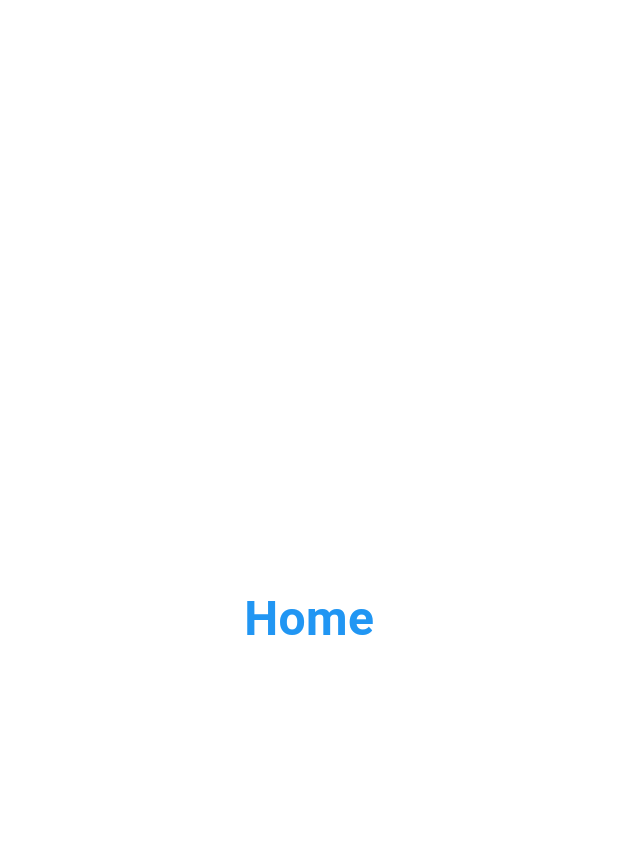
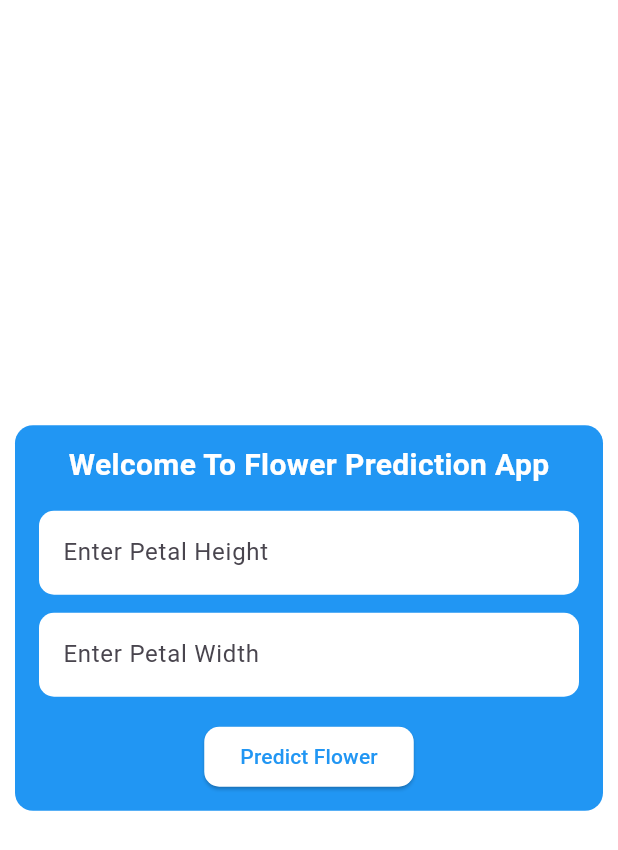
Before and after one commit to lightenexnv/AnimationAPIs, a Flutter app: the HomePage screen opened directly, on a phone screen of 412 x 824 dp. Shown: the top 850 px of the screen. Run offline on Flutter 3.47's test engine with Material 3 defaults, Android fonts, the phone set to English and light mode, and no system bars.

Commit message:
FormField for petal height and width is created in Home Page

```diff
--- a/lib/HomePage.dart
+++ b/lib/HomePage.dart
@@ -1,7 +1,15 @@
 import 'package:flutter/material.dart';
 
-class HomePage extends StatelessWidget {
+class HomePage extends StatefulWidget {
   const HomePage({super.key});
+
+  @override
+  State<HomePage> createState() => _HomePageState();
+}
+
+class _HomePageState extends State<HomePage> {
+  late TextEditingController floHeightController = TextEditingController();
+  late TextEditingController floWidthController = TextEditingController();
 
   @override
   Widget build(BuildContext context) {
@@ -12,12 +20,76 @@ class HomePage extends StatelessWidget {
           color: Colors.white,
           child: SafeArea(
             child: Center(
-              child: Text(
-                "Home",
-                style: TextStyle(
-                  color: Colors.blue,
-                  fontSize: 32,
-                  fontWeight: FontWeight.bold,
+              child: Padding(
+                padding: const EdgeInsets.all(10.0),
+                child: Container(
+                  padding: const EdgeInsets.symmetric(
+                    horizontal: 16,
+                    vertical: 12,
+                  ),
+                  decoration: BoxDecoration(
+                    color: Colors.blue,
+                    borderRadius: BorderRadius.circular(12),
+                  ),
+                  child: Column(
+                    mainAxisSize: MainAxisSize.min,
+                    children: [
+                      Text(
+                        "Welcome To Flower Prediction App",
+                        style: TextStyle(
+                          color: Colors.white,
+                          fontSize: 20,
+                          fontWeight: FontWeight.bold,
+                        ),
+                      ),
+                      const SizedBox(height: 16),
+
+                      TextFormField(
+                        controller: floHeightController,
+                        keyboardType: TextInputType.number,
+                        decoration: InputDecoration(
+                          hintText: "Enter Petal Height",
+                          filled: true,
+                          fillColor: Colors.white,
+                          border: OutlineInputBorder(
+                            borderRadius: BorderRadius.circular(10),
+                            borderSide: BorderSide.none,
+                          ),
+                        ),
+                      ),
+
+                      const SizedBox(height: 12),
+
+                      TextFormField(
+                        controller: floWidthController,
+                        keyboardType: TextInputType.number,
+                        decoration: InputDecoration(
+                          hintText: "Enter Petal Width",
+                          filled: true,
+                          fillColor: Colors.white,
+                          border: OutlineInputBorder(
+                            borderRadius: BorderRadius.circular(10),
+                            borderSide: BorderSide.none,
+                          ),
+                        ),
+                      ),
+
+                      const SizedBox(height: 16),
+
+                      ElevatedButton(
+                        onPressed: () {
+                        },
+                        style: ElevatedButton.styleFrom(
+                          backgroundColor: Colors.white,
+                          foregroundColor: Colors.blue,
+                          shape: RoundedRectangleBorder(
+                            borderRadius: BorderRadius.circular(10),
+                          ),
+                        ),
+                        child: const Text("Predict Flower"),
+                      ),
+                    ],
+                  ),
                 ),
               ),
             ),
--- a/lib/auth_page.dart
+++ b/lib/auth_page.dart
@@ -1,3 +1,4 @@
+import 'package:animatedapis/HomePage.dart';
 import 'package:flutter/material.dart';
 
 class AuthPage extends StatefulWidget {
@@ -149,7 +150,7 @@ class _AuthPageState extends State<AuthPage> {
                 onTap: () {
                   Navigator.push(
                     context,
-                    MaterialPageRoute(builder: (_) => const HomePage()),
+                    MaterialPageRoute(builder: (_) => HomePage()),
                   );
                 },
                 child: const Padding(
```
